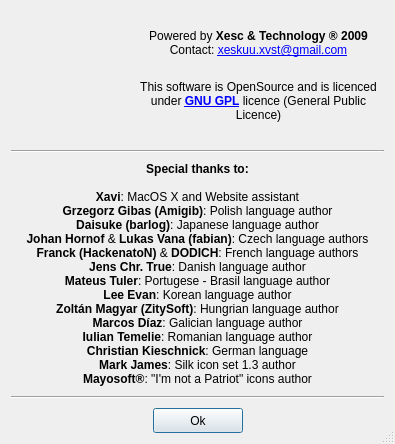
The window that ui/credits.ui (ckorn/xvst) describes before a commit, drawn with Qt 5.
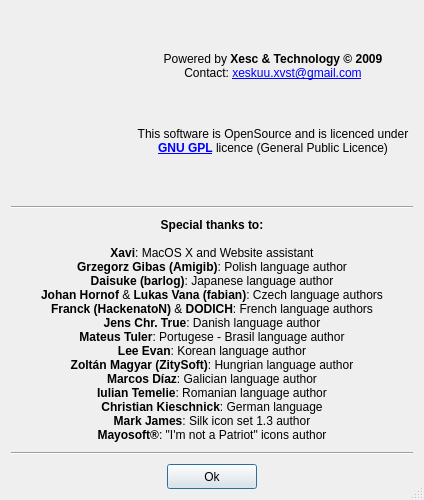
The same window after the commit. Icons and pictures are not drawn.

```diff
--- a/ui/credits.ui
+++ b/ui/credits.ui
@@ -9,8 +9,8 @@
    <rect>
     <x>0</x>
     <y>0</y>
-    <width>395</width>
-    <height>444</height>
+    <width>424</width>
+    <height>500</height>
    </rect>
   </property>
   <property name="windowTitle">
@@ -56,7 +56,7 @@
        <item>
         <widget class="QLabel" name="label_2">
          <property name="text">
-          <string notr="true">Powered by &lt;b&gt;Xesc &amp;amp; Technology &amp;reg; 2009&lt;/b&gt;&lt;br&gt;Contact: &lt;a href=&quot;mailto:xeskuu.xvst@gmail.com&quot;&gt;xeskuu.xvst@gmail.com&lt;/a&gt;</string>
+          <string notr="true">Powered by &lt;b&gt;Xesc &amp;amp; Technology &amp;copy; 2009&lt;/b&gt;&lt;br&gt;Contact: &lt;a href=&quot;mailto:xeskuu.xvst@gmail.com&quot;&gt;xeskuu.xvst@gmail.com&lt;/a&gt;</string>
          </property>
          <property name="alignment">
           <set>Qt::AlignCenter</set>
```
Left out of the diff: 1 changed line with no effect on the pictures.
